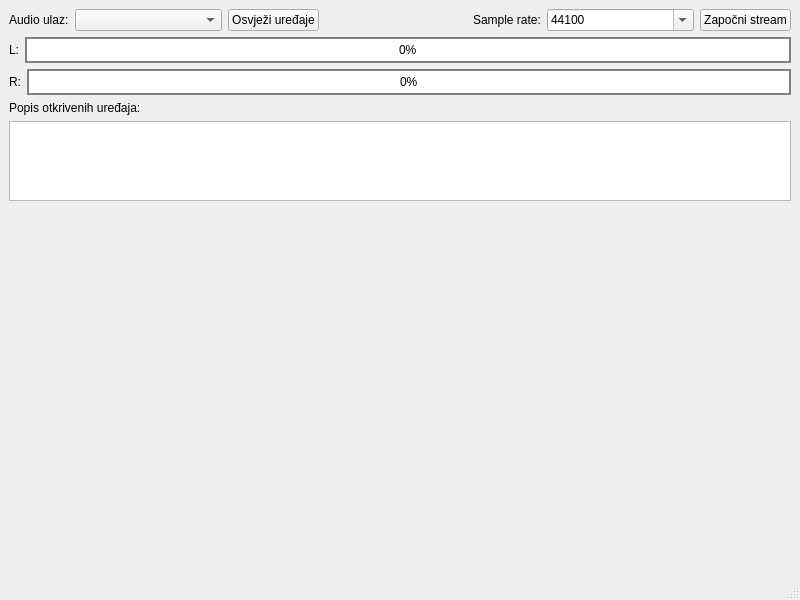
This is Software/audio-visualizer/mainwindow.ui in mkovac700/diplomski-rad as Qt 5 draws it before an edit. The edited form follows.
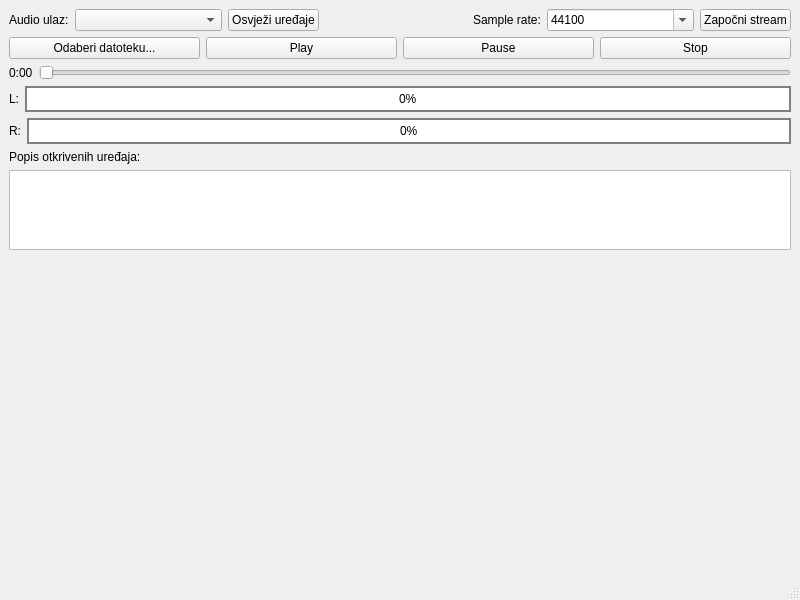
This is the edited form. Custom widgets are drawn as their Qt base class.

Diff of the .ui file:
```diff
--- a/Software/audio-visualizer/mainwindow.ui
+++ b/Software/audio-visualizer/mainwindow.ui
@@ -93,6 +93,56 @@
       </item>
      </layout>
     </item>
+    <item>
+     <layout class="QHBoxLayout" name="horizontalLayout_2">
+      <item>
+       <widget class="QPushButton" name="pushButton_openFile">
+        <property name="text">
+         <string>Odaberi datoteku...</string>
+        </property>
+       </widget>
+      </item>
+      <item>
+       <widget class="QPushButton" name="pushButton_play">
+        <property name="text">
+         <string>Play</string>
+        </property>
+       </widget>
+      </item>
+      <item>
+       <widget class="QPushButton" name="pushButton_pause">
+        <property name="text">
+         <string>Pause</string>
+        </property>
+       </widget>
+      </item>
+      <item>
+       <widget class="QPushButton" name="pushButton_stop">
+        <property name="text">
+         <string>Stop</string>
+        </property>
+       </widget>
+      </item>
+     </layout>
+    </item>
+    <item>
+     <layout class="QHBoxLayout" name="horizontalLayout_3">
+      <item>
+       <widget class="QLabel" name="label_Duration">
+        <property name="text">
+         <string>0:00</string>
+        </property>
+       </widget>
+      </item>
+      <item>
+       <widget class="QSlider" name="horizontalSlider_Position">
+        <property name="orientation">
+         <enum>Qt::Horizontal</enum>
+        </property>
+       </widget>
+      </item>
+     </layout>
+    </item>
     <item>
      <layout class="QHBoxLayout" name="horizontalLayout_4">
       <item>
```
